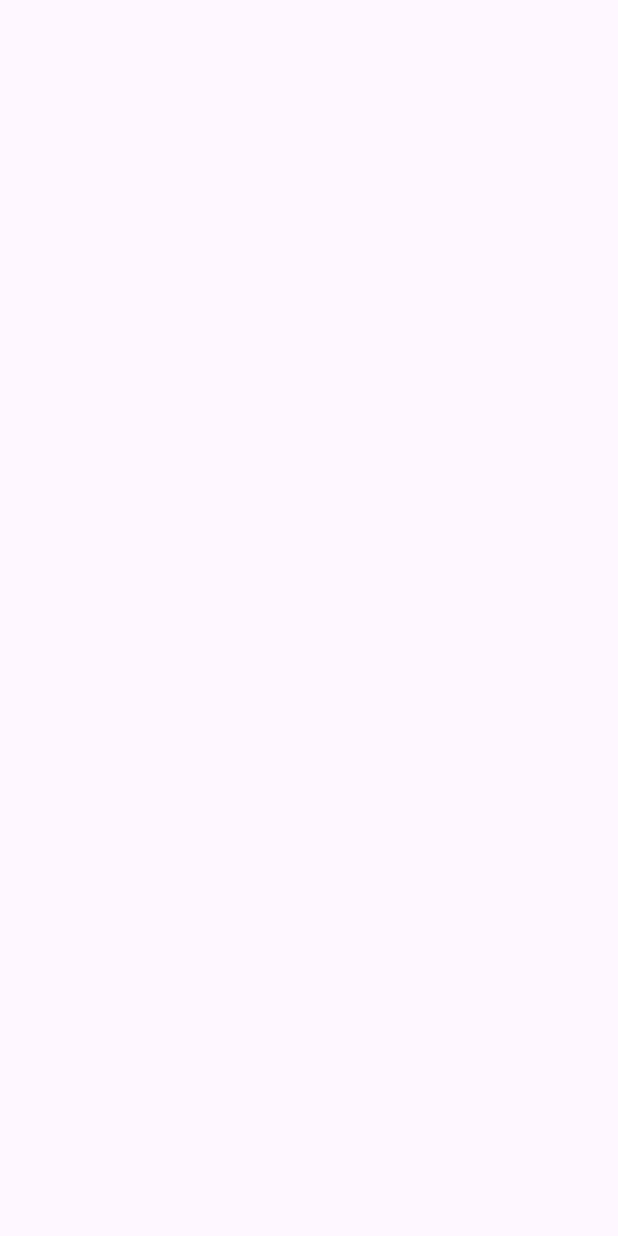
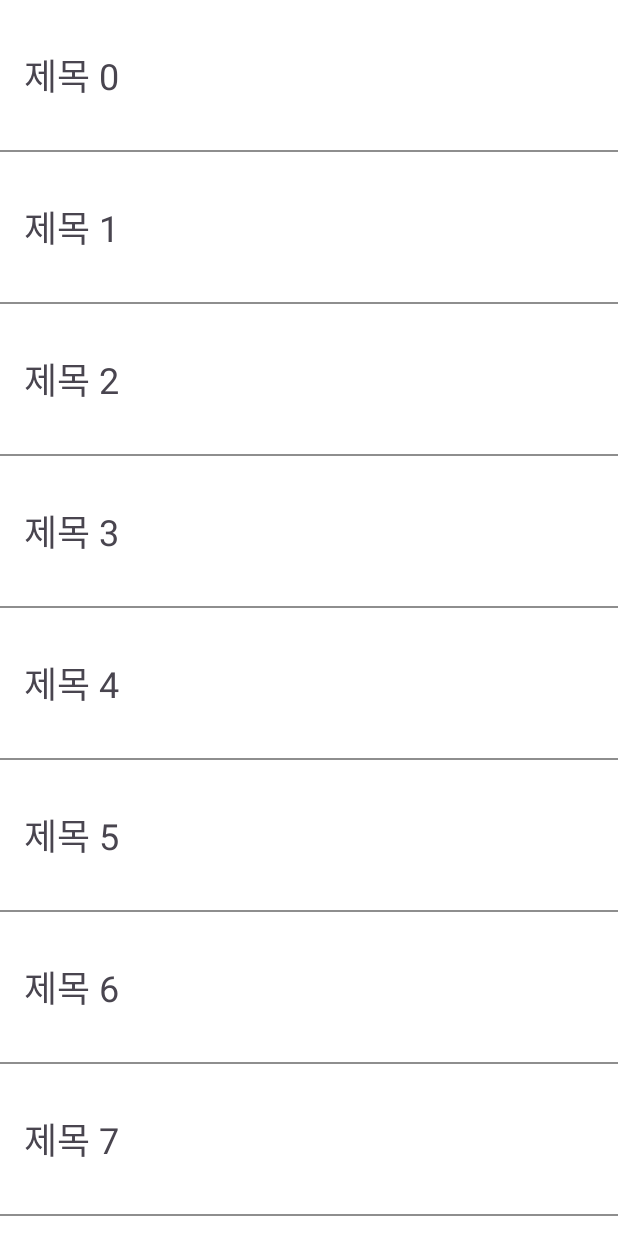
Before and after one commit to APapeIsName/ChallengeHistory, an Android app: the screen it shows after launch (ContactListActivity before the commit, NewsActivity after it), on a phone screen of 412 x 824 dp. Before the commit the screen is empty. Run offline under Robolectric (Android 15) with nearby library versions, the phone set to English and light mode, and no system bars.

Commit message:
Challenge 4_2 finish... but i will add more...

```diff
--- a/app/build.gradle.kts
+++ b/app/build.gradle.kts
@@ -48,6 +48,7 @@ dependencies {
     implementation(libs.androidx.constraintlayout)
     implementation(libs.androidx.lifecycle.viewmodel.ktx)
     implementation(libs.androidx.lifecycle.livedata.ktx)
+    implementation("androidx.fragment:fragment-ktx:1.8.1")
     testImplementation(libs.junit)
     androidTestImplementation(libs.androidx.junit)
     androidTestImplementation(libs.androidx.espresso.core)
--- a/app/src/main/java/com/android/nbc_c_assignment1/challenge4_1/ContactListAdapter.kt
+++ b/app/src/main/java/com/android/nbc_c_assignment1/challenge4_1/ContactListAdapter.kt
@@ -4,7 +4,6 @@ import android.view.LayoutInflater
 import android.view.ViewGroup
 import androidx.recyclerview.widget.ListAdapter
 import androidx.recyclerview.widget.RecyclerView
-import com.android.nbc_c_assignment1.challenge3.nbc_login.ContractListDiffCallback
 import com.android.nbc_login.databinding.LayoutContactListFavoriteBinding
 import com.android.nbc_login.databinding.LayoutContactListNormalBinding
 
@@ -12,7 +11,9 @@ enum class ViewType {
     NORMAL, FAVORITE
 }
 
-class ContactListAdapter(private val viewModel: ContactListViewModel) : ListAdapter<ContactListData, RecyclerView.ViewHolder>(ContractListDiffCallback()) {
+class ContactListAdapter(private val viewModel: ContactListViewModel) : ListAdapter<ContactListData, RecyclerView.ViewHolder>(
+    ContractListDiffCallback()
+) {
 //    fun initList() {
 //        val list = viewModel.getList()
 //        if (list != null) {
--- a/app/src/main/java/com/android/nbc_c_assignment1/challenge3/nbc_login/ContractListDiffCallback.kt
+++ b/app/src/main/java/com/android/nbc_c_assignment1/challenge4_1/ContractListDiffCallback.kt
@@ -1,4 +1,4 @@
-package com.android.nbc_c_assignment1.challenge3.nbc_login
+package com.android.nbc_c_assignment1.challenge4_1
 
 import androidx.recyclerview.widget.DiffUtil
 import com.android.nbc_c_assignment1.challenge4_1.ContactListData
--- /dev/null
+++ b/app/src/main/java/com/android/nbc_c_assignment1/challenge4_2/DetailDataListener.kt
@@ -0,0 +1,5 @@
+package com.android.nbc_c_assignment1.challenge4_2
+
+interface DetailDataListener {
+    fun onReceive(detail: String)
+}
--- a/app/src/main/java/com/android/nbc_c_assignment1/challenge4_2/NewsActivity.kt
+++ b/app/src/main/java/com/android/nbc_c_assignment1/challenge4_2/NewsActivity.kt
@@ -1,21 +1,62 @@
 package com.android.nbc_c_assignment1.challenge4_2
 
+import android.content.res.Configuration
+import android.content.res.Resources
+import android.graphics.drawable.GradientDrawable.Orientation
 import android.os.Bundle
-import androidx.activity.enableEdgeToEdge
 import androidx.appcompat.app.AppCompatActivity
-import androidx.core.view.ViewCompat
-import androidx.core.view.WindowInsetsCompat
+import androidx.fragment.app.commit
 import com.android.nbc_login.R
 import com.android.nbc_login.databinding.ActivityNewsBinding
 
-class NewsActivity : AppCompatActivity() {
+class NewsActivity : AppCompatActivity(), DetailDataListener {
     private val binding by lazy { ActivityNewsBinding.inflate(layoutInflater) }
+    val titleFragment = NewsTitleFragment.newInstance("")
+    var detailFragment = NewsDetailFragment.newInstance("비어있음")
+    val config = Resources.getSystem().configuration
     override fun onCreate(savedInstanceState: Bundle?) {
         super.onCreate(savedInstanceState)
-        enableEdgeToEdge()
         setContentView(binding.root)
 
+        println(resources.configuration.orientation)
 
+        setFragment(config)
+    }
 
+    override fun onConfigurationChanged(newConfig: Configuration) {
+        super.onConfigurationChanged(newConfig)
+        setFragment(newConfig)
+    }
+
+    fun setFragment(config: Configuration, isClick: Boolean = false) {
+        if( config.orientation == Configuration.ORIENTATION_PORTRAIT ) {
+            if(!isClick) {
+                supportFragmentManager.commit {
+                    replace(R.id.fragment, titleFragment)
+                    setReorderingAllowed(true)
+                    addToBackStack("title")
+                }
+            } else {
+                supportFragmentManager.commit {
+                    replace(R.id.fragment, detailFragment)
+                    setReorderingAllowed(true)
+                    addToBackStack("detail")
+                }
+            }
+
+        } else if ( config.orientation == Configuration.ORIENTATION_LANDSCAPE ) {
+            supportFragmentManager.commit {
+                setReorderingAllowed(true)
+                replace(R.id.fragment_title, titleFragment)
+//                addToBackStack("title")
+                replace(R.id.fragment_detail, detailFragment)
+//                addToBackStack("detail")
+            }
+        }
+    }
+
+    override fun onReceive(detail: String) {
+        detailFragment = NewsDetailFragment.newInstance(detail)
+        setFragment(config, true)
     }
 }
--- /dev/null
+++ b/app/src/main/java/com/android/nbc_c_assignment1/challenge4_2/NewsItem.kt
@@ -0,0 +1,6 @@
+package com.android.nbc_c_assignment1.challenge4_2
+
+data class NewsItem(
+    val title: String,
+    val article: String
+)
--- /dev/null
+++ b/app/src/main/java/com/android/nbc_c_assignment1/challenge4_2/NewsTitleAdapter.kt
@@ -0,0 +1,62 @@
+package com.android.nbc_c_assignment1.challenge4_2
+
+import android.service.quicksettings.Tile
+import android.view.LayoutInflater
+import android.view.ViewGroup
+import androidx.recyclerview.widget.DiffUtil
+import androidx.recyclerview.widget.ListAdapter
+import androidx.recyclerview.widget.RecyclerView
+import com.android.nbc_login.databinding.LayoutNewsTitleItemBinding
+
+class NewsTitleAdapter(val list: List<NewsItem>): ListAdapter<NewsItem, RecyclerView.ViewHolder>(DiffCallback()) {
+
+    interface ItemClick {
+        fun onClick(article: String)
+    }
+
+    var itemClick : ItemClick? = null
+
+    override fun onCreateViewHolder(parent: ViewGroup, viewType: Int): RecyclerView.ViewHolder {
+        val binding = LayoutNewsTitleItemBinding.inflate(LayoutInflater.from(parent.context), parent, false)
+        return TitleViewHolder(binding)
+    }
+
+    override fun onBindViewHolder(holder: RecyclerView.ViewHolder, position: Int) {
+        if(holder is TitleViewHolder) holder.bind(list[position])
+    }
+
+    override fun getItemViewType(position: Int): Int {
+        return 0
+    }
+
+    override fun getItemCount(): Int {
+        return list.size
+    }
+
+    override fun getItemId(position: Int): Long {
+        return position.toLong()
+    }
+
+    class DiffCallback: DiffUtil.ItemCallback<NewsItem>() {
+        override fun areItemsTheSame(oldItem: NewsItem, newItem: NewsItem): Boolean {
+            return oldItem == newItem
+        }
+
+        override fun areContentsTheSame(oldItem: NewsItem, newItem: NewsItem): Boolean {
+            return oldItem == newItem
+        }
+
+    }
+
+    inner class TitleViewHolder(private val binding: LayoutNewsTitleItemBinding): RecyclerView.ViewHolder(binding.root) {
+        fun bind(item: NewsItem) {
+            binding.tvTitle.text = item.title
+            binding.root.setOnClickListener {
+                itemClick?.onClick(item.article)
+            }
+        }
+    }
+
+
+
+}
--- a/app/src/main/java/com/android/nbc_c_assignment1/challenge4_2/NewsTitleFragment.kt
+++ b/app/src/main/java/com/android/nbc_c_assignment1/challenge4_2/NewsTitleFragment.kt
@@ -1,60 +1,65 @@
 package com.android.nbc_c_assignment1.challenge4_2
 
+import android.content.Context
 import android.os.Bundle
 import androidx.fragment.app.Fragment
 import android.view.LayoutInflater
 import android.view.View
 import android.view.ViewGroup
+import androidx.fragment.app.commit
+import androidx.recyclerview.widget.LinearLayoutManager
 import com.android.nbc_login.R
+import com.android.nbc_login.databinding.FragmentNewsTitleBinding
 
-// TODO: Rename parameter arguments, choose names that match
-// the fragment initialization parameters, e.g. ARG_ITEM_NUMBER
-private const val ARG_PARAM1 = "param1"
-private const val ARG_PARAM2 = "param2"
+class NewsTitleFragment : Fragment() {
+    private var articleTitle: String? = null
 
-/**
- * A simple [Fragment] subclass.
- * Use the [NewsTitleFragment.newInstance] factory method to
- * create an instance of this fragment.
- */
-class NewsTitleFragment : Fragment() {
-    // TODO: Rename and change types of parameters
-    private var param1: String? = null
-    private var param2: String? = null
+    private val binding by lazy { FragmentNewsTitleBinding.inflate(layoutInflater) }
+
+    private val list = List(10) { NewsItem("제목 $it", "내용 $it") }
+
+    private val adapter = NewsTitleAdapter(list)
+    private var listener: DetailDataListener? = null
+
+    override fun onAttach(context: Context) {
+        super.onAttach(context)
+        if(context is DetailDataListener) {
+            listener = context
+        }
+    }
 
     override fun onCreate(savedInstanceState: Bundle?) {
         super.onCreate(savedInstanceState)
         arguments?.let {
-            param1 = it.getString(ARG_PARAM1)
-            param2 = it.getString(ARG_PARAM2)
+            articleTitle = it.getString("articleTitle")
         }
     }
 
     override fun onCreateView(
         inflater: LayoutInflater, container: ViewGroup?,
         savedInstanceState: Bundle?
-    ): View? {
-        // Inflate the layout for this fragment
-        return inflater.inflate(R.layout.fragment_news_title, container, false)
+    ): View {
+        return binding.root
     }
 
     companion object {
-        /**
-         * Use this factory method to create a new instance of
-         * this fragment using the provided parameters.
-         *
-         * @param param1 Parameter 1.
-         * @param param2 Parameter 2.
-         * @return A new instance of fragment NewsTitleFragment.
-         */
-        // TODO: Rename and change types and number of parameters
         @JvmStatic
-        fun newInstance(param1: String, param2: String) =
+        fun newInstance(articleTitle: String) =
             NewsTitleFragment().apply {
                 arguments = Bundle().apply {
-                    putString(ARG_PARAM1, param1)
-                    putString(ARG_PARAM2, param2)
+                    putString("articleTitle", articleTitle)
                 }
             }
     }
+
+    override fun onViewCreated(view: View, savedInstanceState: Bundle?) {
+        super.onViewCreated(view, savedInstanceState)
+        binding.recyclerTitle.adapter = adapter
+        binding.recyclerTitle.layoutManager = LinearLayoutManager(requireContext())
+        adapter.itemClick = object : NewsTitleAdapter.ItemClick {
+            override fun onClick(article: String) {
+                listener?.onReceive(article)
+            }
+        }
+    }
 }
--- /dev/null
+++ b/app/src/main/res/layout-land/activity_news.xml
@@ -0,0 +1,35 @@
+<?xml version="1.0" encoding="utf-8"?>
+<androidx.constraintlayout.widget.ConstraintLayout xmlns:android="http://schemas.android.com/apk/res/android"
+    android:layout_width="match_parent"
+    android:layout_height="match_parent"
+    xmlns:app="http://schemas.android.com/apk/res-auto"
+    android:id="@+id/news">
+
+    <androidx.constraintlayout.widget.Guideline
+        android:id="@+id/guideline"
+        android:layout_width="wrap_content"
+        android:layout_height="wrap_content"
+        android:orientation="vertical"
+        app:layout_constraintGuide_percent="0.3"
+        />
+
+    <FrameLayout
+        android:id="@+id/fragment_title"
+        android:layout_width="0dp"
+        android:layout_height="match_parent"
+        app:layout_constraintStart_toStartOf="parent"
+        app:layout_constraintTop_toTopOf="parent"
+        app:layout_constraintBottom_toBottomOf="parent"
+        app:layout_constraintEnd_toStartOf="@id/guideline"
+        />
+    <FrameLayout
+        android:id="@+id/fragment_detail"
+        android:layout_width="0dp"
+        android:layout_height="match_parent"
+        app:layout_constraintTop_toTopOf="parent"
+        app:layout_constraintBottom_toBottomOf="parent"
+        app:layout_constraintEnd_toEndOf="parent"
+        app:layout_constraintStart_toEndOf="@id/guideline"
+        />
+
+</androidx.constraintlayout.widget.ConstraintLayout>
--- a/app/src/main/res/layout/activity_news.xml
+++ b/app/src/main/res/layout/activity_news.xml
@@ -2,9 +2,20 @@
 <androidx.constraintlayout.widget.ConstraintLayout xmlns:android="http://schemas.android.com/apk/res/android"
     xmlns:app="http://schemas.android.com/apk/res-auto"
     xmlns:tools="http://schemas.android.com/tools"
-    android:id="@+id/main"
+    android:id="@+id/news"
     android:layout_width="match_parent"
     android:layout_height="match_parent"
-    tools:context="com.android.nbc_c_assignment1.challenge4_2.NewsActivity">
+    tools:context="com.android.nbc_c_assignment1.challenge4_2.NewsActivity"
+    >
+
+    <FrameLayout
+        android:id="@+id/fragment"
+        android:layout_width="match_parent"
+        android:layout_height="0dp"
+        app:layout_constraintStart_toStartOf="parent"
+        app:layout_constraintEnd_toEndOf="parent"
+        app:layout_constraintBottom_toBottomOf="parent"
+        app:layout_constraintTop_toTopOf="parent"
+        />
 
 </androidx.constraintlayout.widget.ConstraintLayout>
--- a/app/src/main/res/layout/fragment_news_detail.xml
+++ b/app/src/main/res/layout/fragment_news_detail.xml
@@ -4,8 +4,9 @@
     android:layout_height="match_parent"
     tools:context="com.android.nbc_c_assignment1.challenge4_2.NewsDetailFragment">
 
-    <!-- TODO: Update blank fragment layout -->
     <TextView
+        android:id="@+id/detail"
+        android:padding="32dp"
         android:layout_width="match_parent"
         android:layout_height="match_parent"
         android:text="@string/hello_blank_fragment" />
--- a/app/src/main/res/layout/fragment_news_title.xml
+++ b/app/src/main/res/layout/fragment_news_title.xml
@@ -4,10 +4,11 @@
     android:layout_height="match_parent"
     tools:context="com.android.nbc_c_assignment1.challenge4_2.NewsTitleFragment">
 
-    <!-- TODO: Update blank fragment layout -->
-    <TextView
+    <androidx.recyclerview.widget.RecyclerView
+        android:id="@+id/recycler_title"
         android:layout_width="match_parent"
-        android:layout_height="match_parent"
-        android:text="@string/hello_blank_fragment" />
+        android:layout_height="wrap_content"
+        android:background="#8E8E8E"
+        />
 
 </FrameLayout>
--- /dev/null
+++ b/app/src/main/res/layout/layout_news_title_item.xml
@@ -0,0 +1,21 @@
+<?xml version="1.0" encoding="utf-8"?>
+<androidx.constraintlayout.widget.ConstraintLayout xmlns:android="http://schemas.android.com/apk/res/android"
+    android:layout_width="match_parent"
+    android:layout_height="100dp"
+    android:layout_marginBottom="1dp"
+    android:background="@color/white"
+    xmlns:app="http://schemas.android.com/apk/res-auto">
+
+    <TextView
+        android:id="@+id/tv_title"
+        android:layout_width="wrap_content"
+        android:layout_height="wrap_content"
+        app:layout_constraintStart_toStartOf="parent"
+        app:layout_constraintBottom_toBottomOf="parent"
+        app:layout_constraintTop_toTopOf="parent"
+        android:layout_margin="16dp"
+        android:text="기사 제목"
+        android:textSize="24sp"
+        />
+
+</androidx.constraintlayout.widget.ConstraintLayout>
```
Also changed, not shown: app/src/main/AndroidManifest.xml (+5 -4 lines), app/src/main/java/com/android/nbc_c_assignment1/challenge4_2/NewsDetailFragment.kt (+14 -30 lines), app/src/main/java/com/android/nbc_c_assignment1/challenge4_2/NewsViewModel.kt (added, +15 -0 lines), app/src/main/java/com/android/nbc_c_assignment1/challenge4_2/assginment4_2.txt (added, +66 -0 lines).
